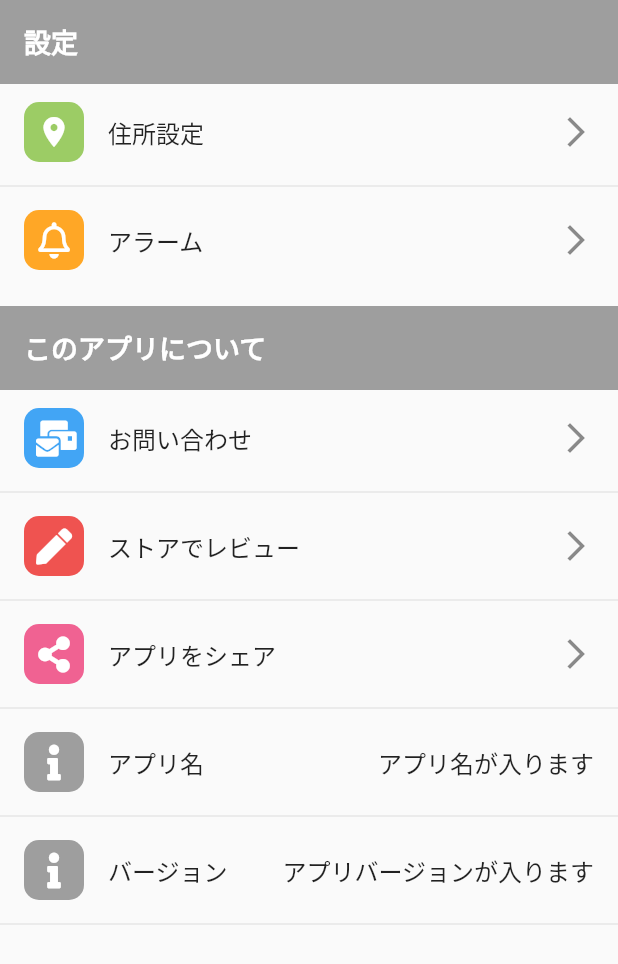
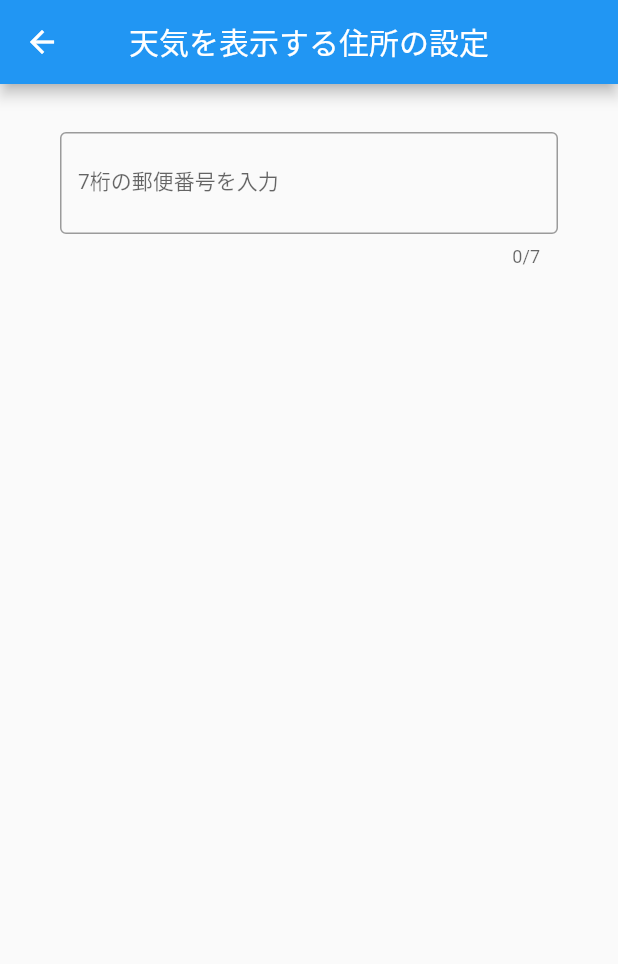
Before and after one commit to haterain0203/weather_and_clothes, a Flutter app: the SettingsPage screen opened directly, after a tap on "住所設定", on a phone screen of 412 x 824 dp. Shown: the top 964 px of the screen. Run offline on Flutter 3.47's test engine with Material 2 defaults, Android fonts, the light colour scheme and no system bars; our stand-ins replace font_awesome_flutter; Roboto replaces fonts that are missing (MyFont).

Commit message:
#18 住所設定画面の作成

```diff
--- /dev/null
+++ b/lib/views/settings/address_setting_page.dart
@@ -0,0 +1,49 @@
+import 'package:flutter/material.dart';
+import 'package:flutter/services.dart';
+
+//TODO ページではなく、ダイアログ表示の方がUX的に良いか？
+class AddressSettingPage extends StatelessWidget {
+  const AddressSettingPage({Key? key}) : super(key: key);
+
+  @override
+  Widget build(BuildContext context) {
+    return Scaffold(
+      appBar: AppBar(
+        centerTitle: true,
+        title: Text("天気を表示する住所の設定"),
+      ),
+      body: Column(
+        children: [
+          SizedBox(
+            height: 32.0,
+          ),
+          Padding(
+            padding: const EdgeInsets.symmetric(horizontal: 40.0),
+            child: TextFormField(
+              decoration: InputDecoration(
+                labelText: "7桁の郵便番号を入力",
+                labelStyle: TextStyle(
+                  fontSize: 14.0,
+//                      color: Theme.of(context).accentColor,
+                ),
+                border: const OutlineInputBorder(),
+              ),
+              //TODO sharedで保存した値を表示する
+//                initialValue: "",
+              textAlign: TextAlign.center,
+              style: const TextStyle(fontSize: 24.0),
+              //数値のみ入力できるように制限
+              inputFormatters: [FilteringTextInputFormatter.digitsOnly],
+              keyboardType: TextInputType.number,
+              maxLines: 1,
+              maxLength: 7,
+              onChanged: (minDistance) {
+//                    model.minDistance = minDistance;
+              },
+            ),
+          ),
+        ],
+      ),
+    );
+  }
+}
--- a/lib/views/settings/settings_page.dart
+++ b/lib/views/settings/settings_page.dart
@@ -1,6 +1,7 @@
 import 'package:flutter/material.dart';
 import 'package:font_awesome_flutter/font_awesome_flutter.dart';
 import 'package:provider/provider.dart';
+import 'package:weatherandclothes/views/settings/address_setting_page.dart';
 import 'package:weatherandclothes/views/settings/settings_model.dart';
 import '../../components/setting_list_tile.dart';
 
@@ -34,6 +35,7 @@ class SettingsPage extends StatelessWidget {
               title: "住所設定",
               onTap: () {
                 //TODO 住所設定処理
+                Navigator.push(context, MaterialPageRoute(builder: (context) => AddressSettingPage()));
               },
             ),
             const Divider(),
```
